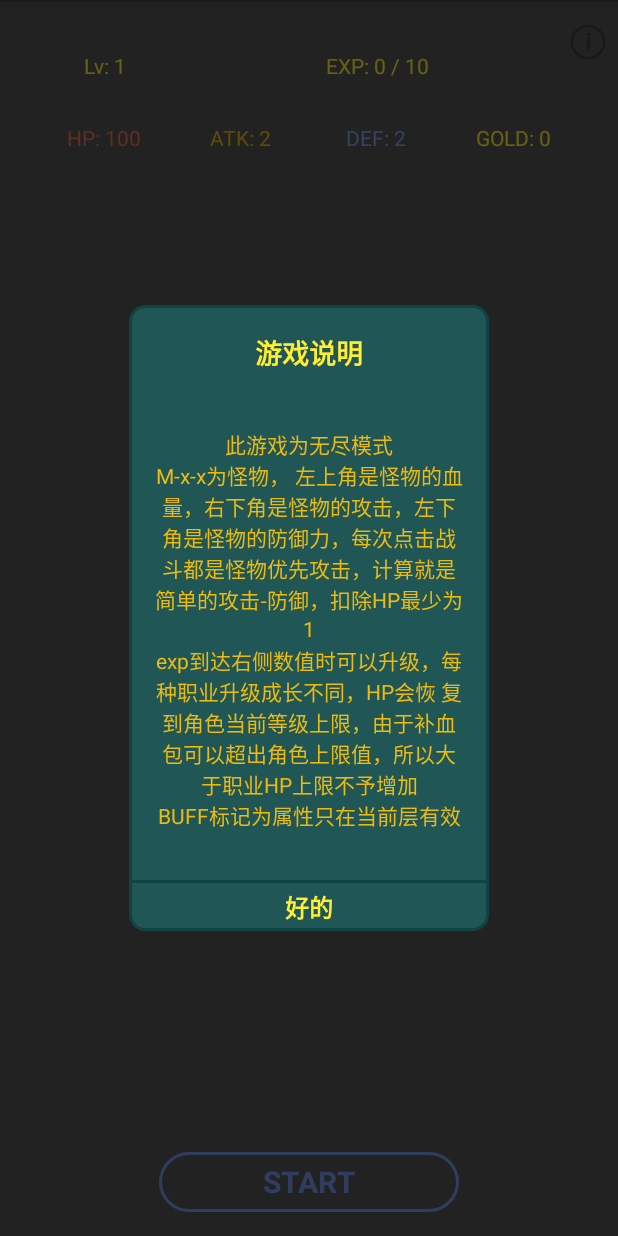
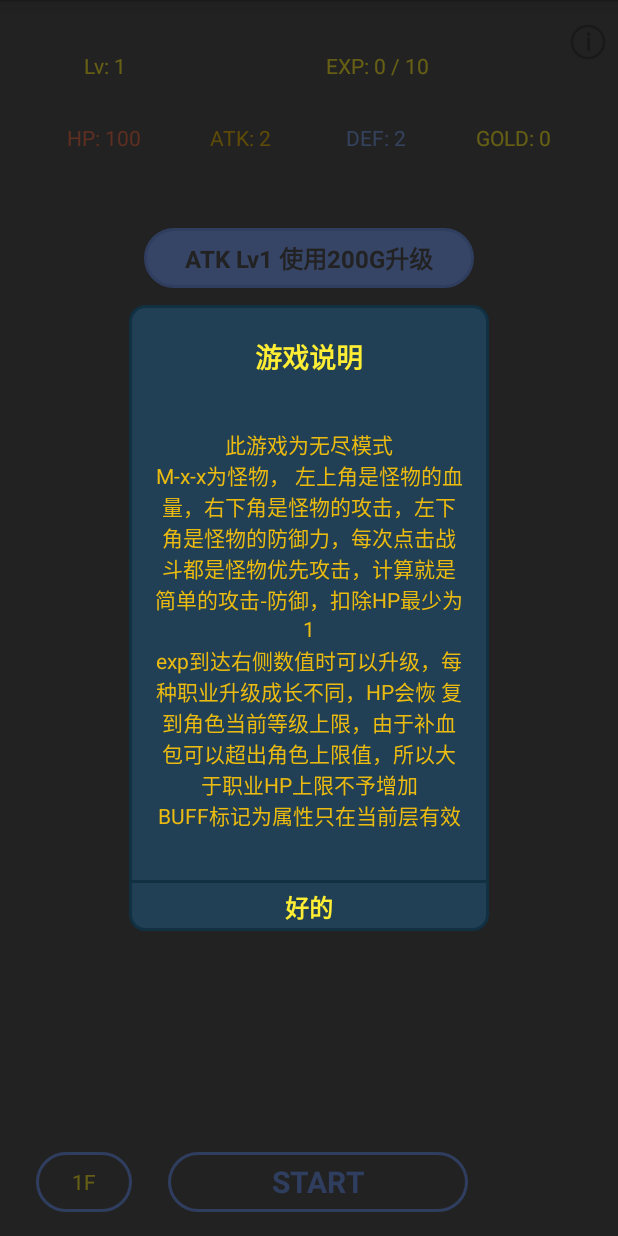
Before and after one commit to pekphet/GTable-Game, an Android app: the screen it shows after launch (MainActivity), after a tap on an icon or button, on a phone screen of 412 x 824 dp. Run offline under Robolectric (Android 15) with nearby library versions, the light colour scheme and no system bars.

Commit message:
add uplv

```diff
--- a/app/build.gradle
+++ b/app/build.gradle
@@ -10,8 +10,8 @@ android {
         applicationId "cc.fish91.gtable"
         minSdkVersion 18
         targetSdkVersion 27
-        versionCode 3200
-        versionName "0.4pre-Alpha"
+        versionCode 4000
+        versionName "0.4-Alpha"
         testInstrumentationRunner "android.support.test.runner.AndroidJUnitRunner"
     }
     buildTypes {
--- a/app/src/main/java/cc/fish91/gtable/Entity.kt
+++ b/app/src/main/java/cc/fish91/gtable/Entity.kt
@@ -11,3 +11,5 @@ data class Gift(var giftType: Gifts, var value: Int)
 data class BaseMonster(var baseHP: Int, var baseAtk: Int, var baseDef: Int, var name: String, var baseExp: Int, var baseGold: Int, var exEffectId: Int = 0)
 
 data class FloorBuff(var tAtk: Int, var tDef: Int, var keys: Int)
+
+data class PersonBought(var atkLv: Int, var defLv: Int, var hpLv: Int)
--- a/app/src/main/java/cc/fish91/gtable/activity/GameActivity.kt
+++ b/app/src/main/java/cc/fish91/gtable/activity/GameActivity.kt
@@ -18,6 +18,7 @@ import cc.fish91.gtable.plugin.Math.getNear9Blocks
 import cc.fish91.gtable.plugin.Math.getNearBlocks
 import cc.fish91.gtable.plugin.changeToKing
 import cc.fish91.gtable.plugin.toast
+import cc.fish91.gtable.resource.StaticData
 import cc.fish91.gtable.view.Dialogs
 import cc.fish91.gtable.view.FloorView
 import cc.fish91.gtable.view.PersionView
@@ -45,6 +46,7 @@ class GameActivity : Activity() {
     val mGridLayoutManager by lazy { GridLayoutManager(this@GameActivity, 5) }
     val mPerson by lazy { PersonRecord.getPersonData() }
     val mPersonView by lazy { PersionView(this@GameActivity, mBuff) }
+    val mBought by lazy { PersonRecord.getPersonBought() }
 
     override fun onCreate(savedInstanceState: Bundle?) {
         super.onCreate(savedInstanceState)
@@ -58,6 +60,7 @@ class GameActivity : Activity() {
     }
 
     private fun loadPerson() {
+        StaticData.statusUpCalc(mPerson, mBought)
         mPersonView.load(mPerson)
     }
 
@@ -217,7 +220,7 @@ class GameActivity : Activity() {
     }
 
     private fun interrupt() {
-        Dialogs.question(this@GameActivity, "确定返回主城？"){
+        Dialogs.question(this@GameActivity, "确定返回主城？") {
             FightScene.failed(mPerson, mFloor)
             finish()
         }
--- a/app/src/main/java/cc/fish91/gtable/activity/MainActivity.kt
+++ b/app/src/main/java/cc/fish91/gtable/activity/MainActivity.kt
@@ -2,11 +2,19 @@ package cc.fish91.gtable.activity
 
 import android.annotation.SuppressLint
 import android.app.Activity
-import android.app.Dialog
 import android.content.Intent
 import android.os.Bundle
+import android.util.TypedValue
+import android.view.Gravity
+import android.view.LayoutInflater
+import android.view.View
+import android.view.ViewGroup
+import android.widget.*
+import cc.fish91.gtable.PersonBought
+import cc.fish91.gtable.PersonData
 import cc.fish91.gtable.R
 import cc.fish91.gtable.localdata.PersonRecord
+import cc.fish91.gtable.plugin.dp2px
 import cc.fish91.gtable.resource.StaticData
 import cc.fish91.gtable.resource.StaticInfo
 import cc.fish91.gtable.view.Dialogs
@@ -14,26 +22,70 @@ import kotlinx.android.synthetic.main.activity_main.*
 
 class MainActivity : Activity() {
 
+    lateinit var mAdapter: ArrayAdapter<String>
+    lateinit var mPersonData: PersonData
+    lateinit var mBought: PersonBought
+    var mFloor = 1
+
     override fun onCreate(savedInstanceState: Bundle?) {
         super.onCreate(savedInstanceState)
         setContentView(R.layout.activity_main)
         tv_start.setOnClickListener {
-            GameActivity.start(this@MainActivity, 1)
+            GameActivity.start(this@MainActivity, mFloor)
         }
         img_main_info.setOnClickListener {
             Dialogs.show(this@MainActivity, "游戏说明", StaticInfo.APP_INFO_D) {}
         }
+
         flushPersonArea()
+        flushUps()
+        initSpinner()
+    }
+
+    @Synchronized
+    private fun flushUps() {
+        tv_home_atk_up.let {
+            it.text = "ATK Lv${mBought.atkLv + 1} 使用${StaticData.getUPFee(mBought.atkLv)}G升级"
+            it.isEnabled = mPersonData.gold >= StaticData.getUPFee(mBought.atkLv)
+            it.setOnClickListener {
+                it.setOnClickListener(null)
+                PersonRecord.abilityBought(mBought, mPersonData, 1)
+                flushPersonArea()
+                flushUps()
+            }
+        }
+        tv_home_def_up.let {
+            it.text = "DEF Lv${mBought.defLv + 1} 使用${StaticData.getUPFee(mBought.defLv)}G升级"
+            it.isEnabled = mPersonData.gold >= StaticData.getUPFee(mBought.defLv)
+            it.setOnClickListener {
+                it.setOnClickListener(null)
+                PersonRecord.abilityBought(mBought, mPersonData, 2)
+                flushPersonArea()
+                flushUps()
+            }
+        }
+        tv_home_hp_up.let {
+            it.text = "HP  Lv${mBought.hpLv + 1} 使用${StaticData.getUPFee(mBought.hpLv)}G升级"
+            it.isEnabled = mPersonData.gold >= StaticData.getUPFee(mBought.hpLv)
+            it.setOnClickListener {
+                it.setOnClickListener(null)
+                PersonRecord.abilityBought(mBought, mPersonData, 3)
+                flushPersonArea()
+                flushUps()
+            }
+        }
     }
 
     @SuppressLint("SetTextI18n")
     private fun flushPersonArea() {
+        mBought = PersonRecord.getPersonBought()
         PersonRecord.getPersonData().let {
+            mPersonData = it
             tv_main_lv.text = "Lv: ${it.level}"
             tv_main_exp.text = "EXP: ${it.exp} / ${StaticData.getLimitExp(it.level)}"
-            tv_main_hp.text = "HP: ${it.HP}"
-            tv_main_atk.text = "ATK: ${it.atk}"
-            tv_main_def.text = "DEF: ${it.def}"
+            tv_main_hp.text = "HP: ${StaticData.getUppedHP(it.HP, mBought.hpLv)}"
+            tv_main_atk.text = "ATK: ${StaticData.getUppedAtk(it.atk, mBought.atkLv)}"
+            tv_main_def.text = "DEF: ${StaticData.getUppedHP(it.def, mBought.defLv)}"
             tv_main_gold.text = "GOLD: ${it.gold}"
         }
     }
@@ -51,4 +103,28 @@ class MainActivity : Activity() {
         }
     }
 
+    private fun initSpinner() {
+        mAdapter = object : ArrayAdapter<String>(this@MainActivity, R.layout.i_sp_main_floor) {
+            override fun getView(position: Int, convertView: View?, parent: ViewGroup) = LayoutInflater.from(parent.context).inflate(R.layout.i_sp_main_floor, parent, false).also {
+                it.findViewById<TextView>(R.id.text1).text = "${position + 1}F"
+                it.setBackgroundResource(android.R.color.transparent)
+            }
+
+            override fun getItem(position: Int) = "${position + 1}F"
+
+            override fun getItemId(position: Int) = position.toLong()
+
+            override fun getCount() = mPersonData.maxFloor.run { if (this >= 1) this else 1 }
+        }
+        mAdapter.setDropDownViewResource(R.layout.i_sp_main_floor)
+        sp_main_skip.adapter = mAdapter
+        sp_main_skip.onItemSelectedListener = object : AdapterView.OnItemSelectedListener {
+            override fun onNothingSelected(parent: AdapterView<*>?) {
+            }
+
+            override fun onItemSelected(parent: AdapterView<*>?, view: View?, position: Int, id: Long) {
+                mFloor = position + 1
+            }
+        }
+    }
 }
--- a/app/src/main/java/cc/fish91/gtable/engine/FloorEngine.kt
+++ b/app/src/main/java/cc/fish91/gtable/engine/FloorEngine.kt
@@ -29,7 +29,7 @@ object FloorEngine {    //Floor start with 0
     fun createGift(area: Int, floor: Int) = getGift(Gifts.values().getRand(), floor)
 
     private fun getGift(g: Gifts, floor: Int) = Gift(g, when (g) {
-        Gifts.ATK_UP -> 1 + Math.rand(floor / 2)
+        Gifts.ATK_UP -> 1 + Math.rand(floor / 3)
         Gifts.DEF_UP -> 1 + Math.rand(floor / 3)
         Gifts.HP_RESTORE -> floor + Math.rand(floor * 2)
     })
@@ -37,8 +37,8 @@ object FloorEngine {    //Floor start with 0
     fun createBuff(area: Int, floor: Int) = getBuff(BuffAbility.values().getRand(), floor)
 
     private fun getBuff(buffA: BuffAbility, floor: Int) = Buff(buffA, when (buffA) {
-        BuffAbility.ATK -> 1 + Math.rand(floor + 1)
-        BuffAbility.DEF -> 1 + Math.rand(floor + 1)
+        BuffAbility.ATK -> 1 + Math.rand(floor + 1) / 2
+        BuffAbility.DEF -> 1 + Math.rand(floor + 1) / 2
 //        BuffAbility.HP -> floor + Math.rand(floor)
     })
 }
--- a/app/src/main/java/cc/fish91/gtable/resource/StaticData.kt
+++ b/app/src/main/java/cc/fish91/gtable/resource/StaticData.kt
@@ -1,7 +1,6 @@
 package cc.fish91.gtable.resource
 
 import cc.fish91.gtable.*
-import cc.fish91.gtable.localdata.PersonRecord
 
 object StaticData {
 
@@ -37,4 +36,17 @@ object StaticData {
 
     fun getLvGrow() = PersonData(20, 2, 2, 0, 0, 0, 0)
 
+    fun getUPFee(currentLevel: Int) = 500 * currentLevel + 200
+
+    fun getUppedAtk(originAtk: Int, atkLv: Int) = (originAtk * (1 + 0.1 * atkLv) + atkLv).toInt()
+    fun getUppedDef(originDef: Int, defLv: Int) = (originDef * (1 + 0.1 * defLv) + defLv).toInt()
+    fun getUppedHP(originHP: Int, hpLv: Int) = (originHP * (1 + 0.1 * hpLv) + hpLv * 10).toInt()
+
+    fun statusUpCalc(person: PersonData, personBought: PersonBought) {
+        person.let {
+            it.HP = getUppedHP(person.HP, personBought.hpLv)
+            it.atk = getUppedHP(person.atk, personBought.atkLv)
+            it.def = getUppedHP(person.def, personBought.defLv)
+        }
+    }
 }
--- a/app/src/main/res/layout/activity_main.xml
+++ b/app/src/main/res/layout/activity_main.xml
@@ -6,19 +6,38 @@
     android:background="@color/main_bg"
     tools:context=".activity.MainActivity">
 
-    <TextView
-        android:id="@+id/tv_start"
-        android:layout_width="200dp"
+    <LinearLayout
+        android:layout_width="match_parent"
         android:layout_height="40dp"
         android:layout_alignParentBottom="true"
         android:layout_centerHorizontal="true"
         android:layout_marginBottom="16dp"
+        android:orientation="horizontal">
+
+        <Spinner
+            android:id="@+id/sp_main_skip"
+            android:layout_width="64dp"
+            android:layout_height="40dp"
+            android:layout_gravity="bottom"
+            android:padding="0dp"
+            android:gravity="center"
+            android:background="@drawable/btn_bg_blue_blk_40"
+            android:layout_marginLeft="24dp"/>
+
+        <TextView
+            android:id="@+id/tv_start"
+            android:layout_width="match_parent"
+            android:layout_height="40dp"
+            android:layout_marginLeft="24dp"
+            android:layout_marginRight="100dp"
             android:background="@drawable/btn_bg_blue_blk_sel"
             android:gravity="center"
             android:text="START"
             android:textColor="@drawable/text_blue_btn_sel"
             android:textSize="20dp"
             android:textStyle="bold" />
+    </LinearLayout>
+
 
     <LinearLayout
         android:layout_width="match_parent"
@@ -35,6 +54,7 @@
             android:gravity="center"
             android:textColor="@color/text_color_lv"
             android:textSize="14dp" />
+
         <TextView
             android:id="@+id/tv_main_exp"
             android:layout_width="0dp"
@@ -46,11 +66,12 @@
     </LinearLayout>
 
     <LinearLayout
+        android:id="@+id/ll_main_ability"
         android:layout_width="match_parent"
         android:layout_height="40dp"
-        android:layout_marginTop="72dp"
         android:layout_marginLeft="24dp"
         android:layout_marginRight="24dp"
+        android:layout_marginTop="72dp"
         android:gravity="center_vertical"
         android:orientation="horizontal">
 
@@ -96,9 +117,49 @@
         android:id="@+id/img_main_info"
         android:layout_width="40dp"
         android:layout_height="40dp"
+        android:layout_alignParentRight="true"
+        android:layout_marginTop="8dp"
         android:padding="8dp"
-        android:layout_marginTop="8dp"
-        android:layout_alignParentRight="true"
-        android:src="@drawable/icon_about"
-        android:scaleType="fitXY"/>
+        android:scaleType="fitXY"
+        android:src="@drawable/icon_about" />
+
+    <LinearLayout
+        android:layout_width="match_parent"
+        android:layout_height="wrap_content"
+        android:layout_below="@+id/ll_main_ability"
+        android:layout_marginTop="24dp"
+        android:orientation="vertical"
+        android:gravity="center_horizontal">
+        <TextView
+            android:id="@+id/tv_home_atk_up"
+            android:layout_width="220dp"
+            android:layout_height="40dp"
+            android:background="@drawable/btn_bg_blue_blk_sel"
+            android:layout_marginTop="16dp"
+            android:gravity="center"
+            android:textColor="@drawable/text_blue_btn_sel"
+            android:textSize="16dp"
+            android:textStyle="bold"/>
+        <TextView
+            android:id="@+id/tv_home_def_up"
+            android:layout_width="220dp"
+            android:layout_height="40dp"
+            android:background="@drawable/btn_bg_blue_blk_sel"
+            android:layout_marginTop="16dp"
+            android:gravity="center"
+            android:textColor="@drawable/text_blue_btn_sel"
+            android:textSize="16dp"
+            android:textStyle="bold"/>
+        <TextView
+            android:id="@+id/tv_home_hp_up"
+            android:layout_width="220dp"
+            android:layout_height="40dp"
+            android:background="@drawable/btn_bg_blue_blk_sel"
+            android:layout_marginTop="16dp"
+            android:gravity="center"
+            android:textColor="@drawable/text_blue_btn_sel"
+            android:textSize="16dp"
+            android:textStyle="bold"/>
+
+    </LinearLayout>
 </RelativeLayout>
--- a/app/src/main/res/layout/d_common.xml
+++ b/app/src/main/res/layout/d_common.xml
@@ -8,8 +8,8 @@
     <TextView
         android:id="@+id/tv_d_title"
         android:layout_width="match_parent"
-        android:layout_height="64dp"
-        android:gravity="center"
+        android:layout_height="48dp"
+        android:gravity="center_horizontal|bottom"
         android:textColor="@color/text_color_lv"
         android:textSize="18dp"
         android:textStyle="bold" />
@@ -17,9 +17,7 @@
     <ScrollView
         android:layout_width="match_parent"
         android:layout_height="wrap_content"
-        android:layout_marginBottom="16dp"
-        android:layout_marginLeft="16dp"
-        android:layout_marginRight="16dp"
+        android:layout_margin="16dp"
         android:overScrollMode="never"
         android:scrollbars="none">
 
--- /dev/null
+++ b/app/src/main/res/layout/i_sp_main_floor.xml
@@ -0,0 +1,9 @@
+<?xml version="1.0" encoding="utf-8"?>
+<TextView xmlns:android="http://schemas.android.com/apk/res/android"
+    android:id="@+id/text1"
+    android:layout_width="match_parent" android:layout_height="40dp"
+    android:textSize="14dp"
+    android:textColor="@color/text_color_lv"
+    android:layout_gravity="center"
+    android:gravity="center"
+    android:background="@color/main_bg"/>
--- a/app/src/main/res/values/colors.xml
+++ b/app/src/main/res/values/colors.xml
@@ -25,6 +25,6 @@
     <color name="btn_blue">#79e</color>
     <color name="btn_blue_p">#8af</color>
 
-    <color name="d_common_bg">#215656</color>
-    <color name="d_common_bg_stroke">#114343</color>
+    <color name="d_common_bg">#214055</color>
+    <color name="d_common_bg_stroke">#113042</color>
 </resources>
```
Also changed, not shown: app/src/main/java/cc/fish91/gtable/engine/FightScene.kt (+2 -5 lines), app/src/main/java/cc/fish91/gtable/localdata/PersonRecord.kt (+40 -0 lines), app/src/main/java/cc/fish91/gtable/plugin/Extensions.kt (+8 -5 lines), app/src/main/res/drawable/btn_bg_blue_10.xml (added, +7 -0 lines), 1 other file. Lines whose indentation alone changed are shown as unchanged.
